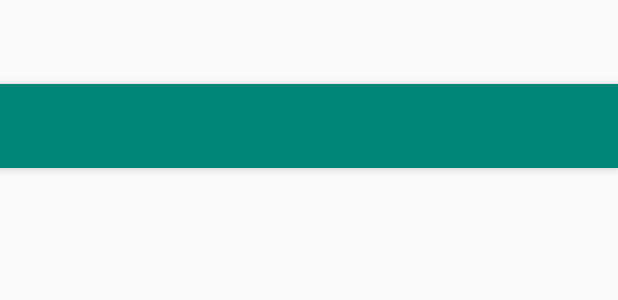
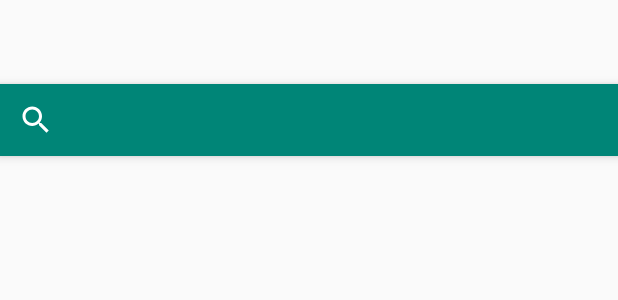
Before and after one commit to schaapkabap/ikpmd, an Android app: the layout activity_item_list.xml on its own in the app's theme, with its tools: preview values and no code run, on a phone screen of 412 x 824 dp. Shown: the top 300 px of the screen. Run offline under Robolectric (Android 15) with nearby library versions, the phone set to English and light mode, and no system bars; network calls fail.

Commit message:
zoekoptie in de view toegevoegd

```diff
--- a/app/src/main/res/layout/activity_item_list.xml
+++ b/app/src/main/res/layout/activity_item_list.xml
@@ -13,11 +13,11 @@
         android:layout_height="wrap_content"
         android:theme="@style/AppTheme.AppBarOverlay">
 
-        <android.support.v7.widget.Toolbar
-            android:id="@+id/toolbar"
+        <SearchView
+            android:id="@+id/simpleSearchView"
             android:layout_width="match_parent"
-            android:layout_height="?attr/actionBarSize"
-            app:popupTheme="@style/AppTheme.PopupOverlay" />
+            android:layout_height="match_parent"
+            android:queryHint="Zoek Bier!"/>
 
     </android.support.design.widget.AppBarLayout>
 
```
Also changed, not shown: app/src/main/java/com/example/schaapkabap/biercollection/activitys/ItemListActivity.java (+33 -4 lines), app/src/main/java/com/example/schaapkabap/biercollection/helpers/Api/ApiHandler.java (+7 -4 lines).
